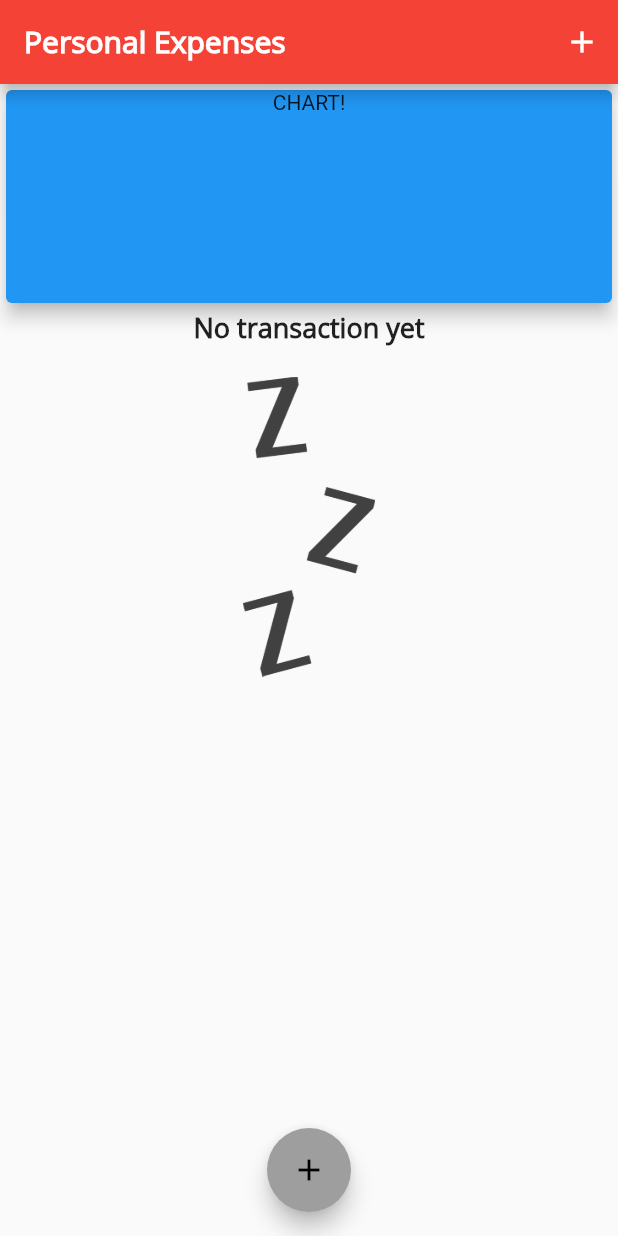
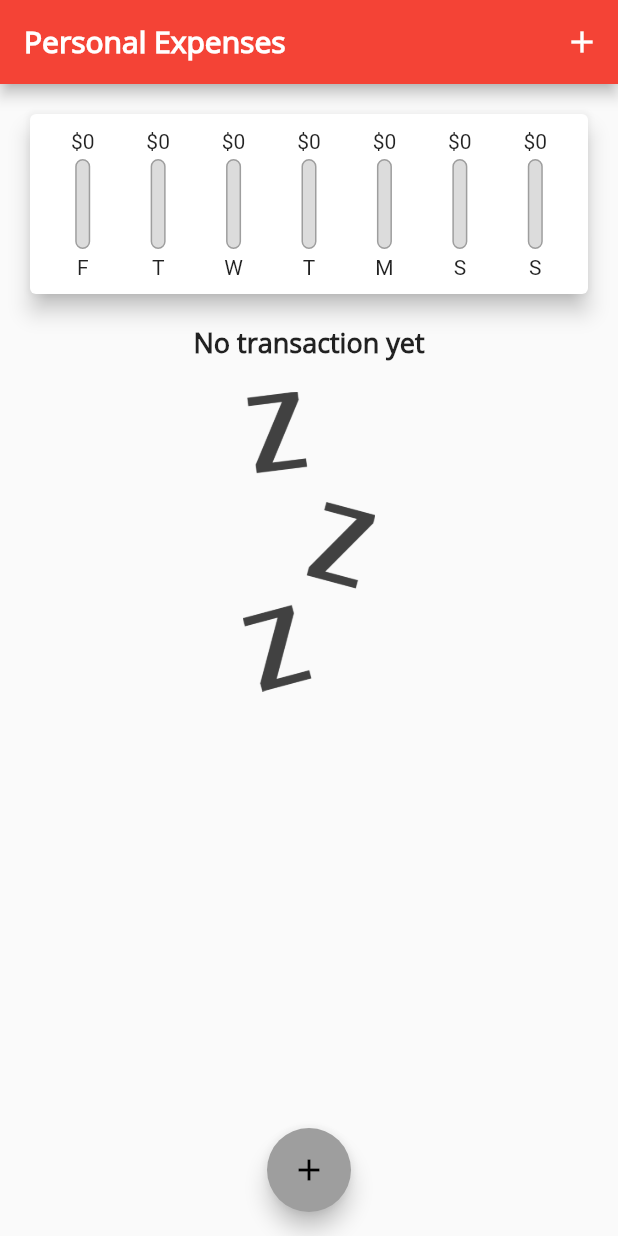
Before and after one commit to JeromeRufus/Transaction_app, a Flutter app: the screen it shows after launch, on a phone screen of 412 x 824 dp. Run offline on Flutter 3.47's test engine with Material 2 defaults, Android fonts, the phone set to English and light mode, and no system bars.

Commit message:
My Second Project

```diff
--- a/lib/main.dart
+++ b/lib/main.dart
@@ -1,8 +1,10 @@
 import 'package:flutter/material.dart';
+import 'package:intl/intl.dart';
 
 import './widgets/transaction_list.dart';
 import './models/transaction.dart';
 import 'widgets/new_transcation.dart';
+import './widgets/chart.dart';
 
 void main() => runApp(MyApp());
 
@@ -59,6 +61,16 @@ class _MyHomePageState extends State<MyHomePage> {
     // ),
   ];
 
+  List<Transaction> get _recentTransactions {
+    return _userTransactions.where((tx) {
+      return tx.date.isAfter(
+        DateTime.now().subtract(
+          Duration(days: 7),
+        ),
+      );
+    }).toList();
+  }
+
   void _addNewTransaction(String txTitle, double txAmount) {
     final newTx = Transaction(
       title: txTitle,
@@ -102,19 +114,11 @@ class _MyHomePageState extends State<MyHomePage> {
           // mainAxisAlignment: MainAxisAlignment.start,
           crossAxisAlignment: CrossAxisAlignment.stretch,
           children: <Widget>[
-            Container(
-              width: double.infinity,
-              height: 150,
-              child: Card(
-                color: Colors.blue,
-                child: Text(
-                  'CHART!',
-                  textAlign: TextAlign.center,
-                ),
-                elevation: 5,
-              ),
+            Chart(_recentTransactions),
+            Padding(
+              padding: EdgeInsets.only(left: 16, right: 16, bottom: 20.0),
+              child: TransactionList(_userTransactions),
             ),
-            TransactionList(_userTransactions),
           ],
         ),
       ),
--- a/lib/widgets/chart.dart
+++ b/lib/widgets/chart.dart
@@ -1,13 +1,65 @@
 import 'package:flutter/material.dart';
+import 'package:intl/intl.dart';
+
+import './chart_bar.dart';
+import '../models/transaction.dart';
 
 class Chart extends StatelessWidget {
-  const Chart({Key? key}) : super(key: key);
+  final List<Transaction> recentTransactions;
+
+  Chart(this.recentTransactions);
+
+  List<Map<String, Object>> get groupedTransactionValues {
+    return List.generate(7, (index) {
+      final weekDay = DateTime.now().subtract(
+        Duration(days: index),
+      );
+      var totalSum = 0.0;
+
+      for (var i = 0; i < recentTransactions.length; i++) {
+        if (recentTransactions[i].date.day == weekDay.day &&
+            recentTransactions[i].date.month == weekDay.month &&
+            recentTransactions[i].date.year == weekDay.year) {
+          totalSum += recentTransactions[i].amount;
+        }
+      }
+
+      return {
+        'day': DateFormat.E().format(weekDay).substring(0, 1),
+        'amount': totalSum,
+      };
+    });
+  }
+
+  double get totalSpending {
+    return groupedTransactionValues.fold(0.0, (sum, item) {
+      return sum + (item['amount'] as double);
+    });
+  }
 
   @override
   Widget build(BuildContext context) {
     return Card(
       elevation: 6,
       margin: EdgeInsets.all(20),
+      child: Padding(
+        padding: EdgeInsets.all(10),
+        child: Row(
+          mainAxisAlignment: MainAxisAlignment.spaceAround,
+          children: groupedTransactionValues.map((data) {
+            return Flexible(
+              fit: FlexFit.tight,
+              child: ChartBar(
+                (data['day'] as String),
+                (data['amount'] as double),
+                totalSpending == 0.0
+                    ? 0.0
+                    : (data['amount'] as double) / totalSpending,
+              ),
+            );
+          }).toList(),
+        ),
+      ),
     );
   }
 }
--- /dev/null
+++ b/lib/widgets/chart_bar.dart
@@ -0,0 +1,49 @@
+import 'package:flutter/material.dart';
+
+class ChartBar extends StatelessWidget {
+  final String label;
+  final double spendingAmount;
+  final double spendingPctofTotal;
+
+  ChartBar(this.label, this.spendingAmount, this.spendingPctofTotal);
+
+  @override
+  Widget build(BuildContext context) {
+    return Column(
+      children: [
+        FittedBox(child: Text('\$${spendingAmount.toStringAsFixed(0)}')),
+        SizedBox(
+          height: 4,
+        ),
+        Container(
+          height: 60,
+          width: 10,
+          child: Stack(
+            children: [
+              Container(
+                decoration: BoxDecoration(
+                  border: Border.all(color: Colors.grey, width: 1.0),
+                  color: Color.fromRGBO(220, 220, 220, 1),
+                  borderRadius: BorderRadius.circular(10),
+                ),
+              ),
+              FractionallySizedBox(
+                heightFactor: spendingPctofTotal,
+                child: Container(
+                  decoration: BoxDecoration(
+                    color: Theme.of(context).primaryColor,
+                    borderRadius: BorderRadius.circular(10),
+                  ),
+                ),
+              )
+            ],
+          ),
+        ),
+        SizedBox(
+          height: 4,
+        ),
+        Text(label),
+      ],
+    );
+  }
+}
```
Also changed, not shown: lib/widgets/transaction_list.dart (+18 -37 lines).
